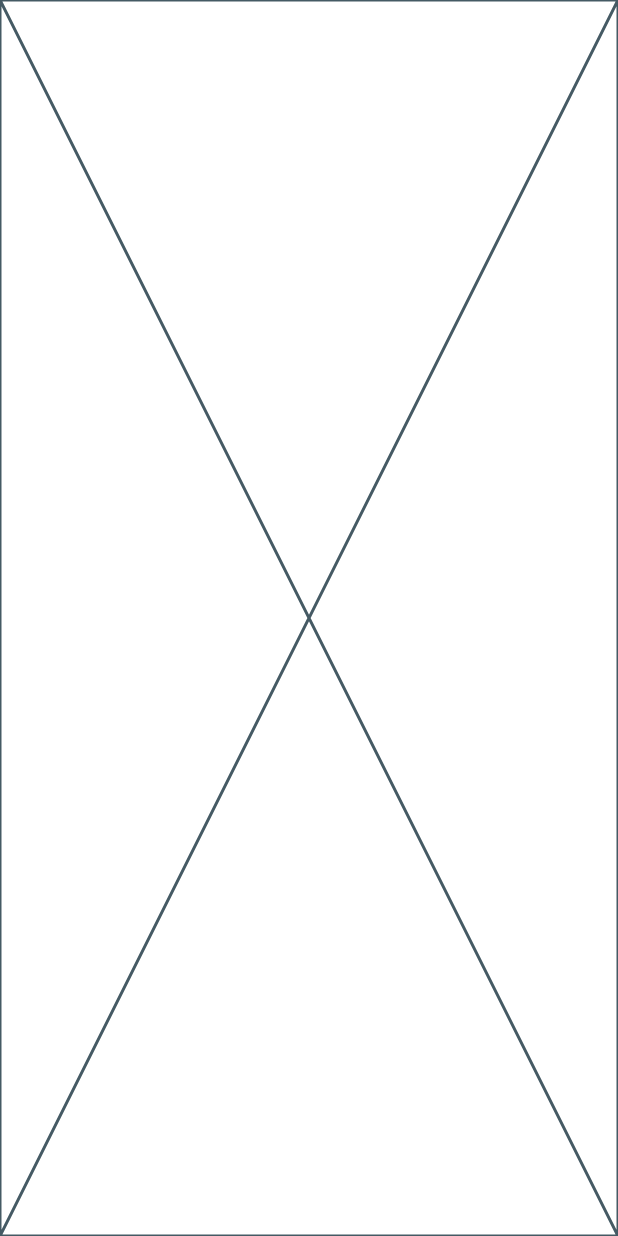
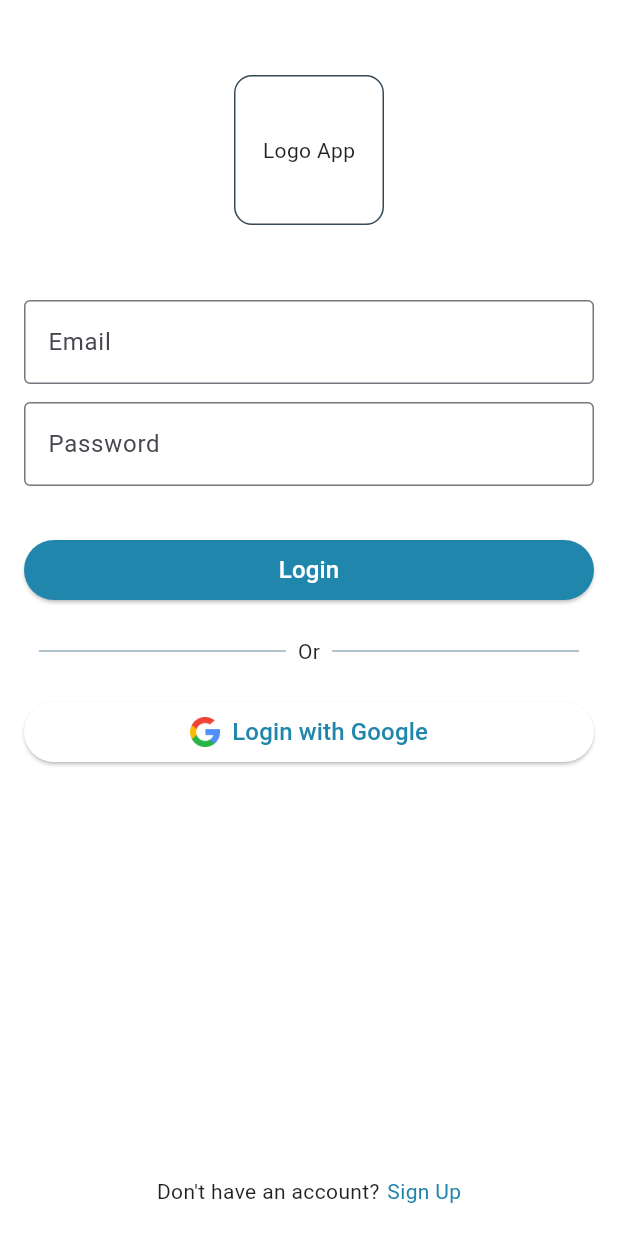
Before and after one commit to FoxyMocy/flutter_mobile_kanban_board, a Flutter app: the screen it shows after launch, on a phone screen of 412 x 824 dp. Run offline on Flutter 3.47's test engine with Material 2 defaults, Android fonts, the phone set to English and light mode, and no system bars; our stand-ins replace firebase_core, flutter_screenutil, google_fonts; accounts and stored records are empty; Roboto replaces fonts that are missing (Ubuntu).

Commit message:
slicing signin, signup, and main page.

```diff
--- a/lib/main.dart
+++ b/lib/main.dart
@@ -1,10 +1,13 @@
 import 'package:flutter/material.dart';
 import 'package:firebase_core/firebase_core.dart';
+import 'package:google_fonts/google_fonts.dart';
+import 'package:flutter_screenutil/flutter_screenutil.dart';
 import 'firebase_options.dart';
 import 'module/pages.dart';
+import './themes/themes.dart';
 
 void main() async {
-   WidgetsFlutterBinding.ensureInitialized();
+  WidgetsFlutterBinding.ensureInitialized();
   await Firebase.initializeApp(
     options: DefaultFirebaseOptions.currentPlatform,
   );
@@ -17,10 +20,18 @@ class App extends StatelessWidget {
   // This widget is the root of your application.
   @override
   Widget build(BuildContext context) {
-    return MaterialApp(
-      theme: ThemeData(useMaterial3: true),
-      title: 'Flutter Demo',
-      home:  const MainPage(),
+    return ScreenUtilInit(
+      builder: (context, child) {
+        return MaterialApp(
+          debugShowCheckedModeBanner: false,
+          theme: ThemeData(
+            useMaterial3: true,
+            textTheme: GoogleFonts.ubuntuTextTheme(),
+          ),
+          home: child,
+        );
+      },
+      child: const SignInPage(),
     );
   }
 }
--- /dev/null
+++ b/lib/module/auth_page/signin_page.dart
@@ -0,0 +1,208 @@
+part of '../pages.dart';
+
+class SignInPage extends StatefulWidget {
+  const SignInPage({super.key});
+
+  @override
+  State<SignInPage> createState() => _SignInPageState();
+}
+
+class _SignInPageState extends State<SignInPage> {
+  @override
+  Widget build(BuildContext context) {
+    final _formKey = GlobalKey<FormState>();
+    return Scaffold(
+      resizeToAvoidBottomInset: false,
+      backgroundColor: AppColor().white,
+      body: SafeArea(
+        child: Padding(
+          padding: const EdgeInsets.only(left: 16, right: 16),
+          child: Column(
+            crossAxisAlignment: CrossAxisAlignment.center,
+            children: [
+              // LOGO APP
+              Container(
+                margin: const EdgeInsets.only(top: 50),
+                width: 100,
+                height: 100,
+                decoration: BoxDecoration(
+                  borderRadius: BorderRadius.circular(12),
+                  border: Border.all(
+                    width: 1,
+                    color: AppColor().black,
+                  ),
+                ),
+                child: const Center(
+                  child: Text('Logo App'),
+                ),
+              ),
+
+              const SizedBox(
+                height: 50,
+              ),
+              // FORM LOGIN
+              Form(
+                key: _formKey,
+                child: Column(
+                  children: <Widget>[
+                    // EMAIL INPUT
+                    TextFormField(
+                      decoration: const InputDecoration(
+                        hintText: "Type your email",
+                        label: Text("Email"),
+                        border: OutlineInputBorder(),
+                      ),
+                      // The validator receives the text that the user has entered.
+                      validator: (value) {
+                        if (value == null || value.isEmpty) {
+                          return 'Please enter some text';
+                        }
+                        return null;
+                      },
+                    ),
+                    const SizedBox(
+                      height: 12,
+                    ),
+                    // PASSWORD INPUT
+                    TextFormField(
+                      decoration: InputDecoration(
+                          hintText: "Type your Password",
+                          label: Text("Password"),
+                          border: OutlineInputBorder()),
+                      obscureText: true,
+                      // The validator receives the text that the user has entered.
+                      validator: (value) {
+                        if (value == null || value.isEmpty) {
+                          return 'Please enter some text';
+                        }
+                        return null;
+                      },
+                    ),
+
+                    const SizedBox(
+                      height: 32,
+                    ),
+                    // BUTTON LOGIN
+                    ElevatedButton(
+                      onPressed: () {
+                        Navigator.push(
+                          context,
+                          MaterialPageRoute(
+                            builder: (context) => MainPage(),
+                          ),
+                        );
+                      },
+                      child: Center(
+                        child: Text(
+                          'Login',
+                          style: TextStyle(
+                              fontWeight: FontWeight.w500,
+                              color: AppColor().white,
+                              fontSize: 16),
+                        ),
+                      ),
+                      style: ElevatedButton.styleFrom(
+                          backgroundColor: AppColor().primary),
+                    ),
+                  ],
+                ),
+              ),
+              const SizedBox(
+                height: 20,
+              ),
+              Row(
+                mainAxisAlignment: MainAxisAlignment.center,
+                crossAxisAlignment: CrossAxisAlignment.center,
+                children: [
+                  Expanded(
+                    child: Container(
+                      margin: EdgeInsets.only(left: 10),
+                      width: 100,
+                      height: 1,
+                      decoration: BoxDecoration(
+                        color: AppColor().grey,
+                      ),
+                    ),
+                  ),
+                  const Padding(
+                    padding: EdgeInsets.only(left: 8, right: 8),
+                    child: Text('Or'),
+                  ),
+                  Expanded(
+                    child: Container(
+                      margin: EdgeInsets.only(right: 10),
+                      width: 100,
+                      height: 1,
+                      decoration: BoxDecoration(
+                        color: AppColor().grey,
+                      ),
+                    ),
+                  ),
+                ],
+              ),
+              SizedBox(
+                height: 20,
+              ),
+
+              // LOGIN WITH GOOGLE
+              ElevatedButton(
+                onPressed: () {},
+                child: Center(
+                  child: Row(
+                    mainAxisAlignment: MainAxisAlignment.center,
+                    children: [
+                      Image.asset(
+                        AppIcons().ic_google,
+                        height: 20,
+                        width: 20,
+                      ),
+                      SizedBox(
+                        width: 8,
+                      ),
+                      Text(
+                        'Login with Google',
+                        style: TextStyle(
+                            fontWeight: FontWeight.w500,
+                            color: AppColor().primary,
+                            fontSize: 16),
+                      ),
+                    ],
+                  ),
+                ),
+                style:
+                    ElevatedButton.styleFrom(backgroundColor: AppColor().white),
+              ),
+              Spacer(),
+              Container(
+                margin: EdgeInsets.only(bottom: 20),
+                child: Row(
+                  mainAxisAlignment: MainAxisAlignment.center,
+                  children: [
+                    Text("Don't have an account?"),
+                    SizedBox(
+                      width: 5,
+                    ),
+                    GestureDetector(
+                      onTap: () {
+                        Navigator.pushReplacement(
+                          context,
+                          MaterialPageRoute(
+                            builder: (context) => SignUpPage(),
+                          ),
+                        );
+                      },
+                      child: Text(
+                        'Sign Up',
+                        style: TextStyle(color: AppColor().primary),
+                      ),
+                    ),
+                  ],
+                ),
+              )
+            ],
+          ),
+        ),
+      ),
+    );
+  }
+}
--- a/lib/module/pages.dart
+++ b/lib/module/pages.dart
@@ -1,3 +1,6 @@
 import 'package:flutter/material.dart';
+import 'package:kanban_project/themes/themes.dart';
 
 part './main_page/main_page.dart';
+part './auth_page/signin_page.dart';
+part './auth_page/signup_page.dart';
--- a/lib/module/widgets.dart
+++ b/lib/module/widgets.dart
@@ -0,0 +1,3 @@
+import 'package:flutter/material.dart';
+
+part './auth_page/components/sign_custom_text_field.dart';
--- /dev/null
+++ b/lib/themes/colors.dart
@@ -0,0 +1,13 @@
+part of './themes.dart';
+
+class AppColor {
+  Color primary = const Color(0xff2186AB);
+  Color background = const Color(0xffffffff);
+  Color black = const Color(0xff364954);
+  Color white = const Color(0xffffffff);
+  Color greenHiglight = const Color(0xff82F9BE);
+  Color redHighlight = const Color(0xffF98282);
+  Color grey = const Color(0xff99AEBB);
+  Color yellow = const Color(0xffF9ED82);
+  // Color primary = AppColor().blue;
+}
--- /dev/null
+++ b/lib/themes/icons.dart
@@ -0,0 +1,5 @@
+part of './themes.dart';
+
+class AppIcons {
+  String ic_google = "assets/icons/google.png";
+}
--- /dev/null
+++ b/lib/themes/images.dart
@@ -0,0 +1,5 @@
+part of "./themes.dart";
+
+class AppImages {
+  String noBoards = "assets/images/no_boards.png";
+}
--- /dev/null
+++ b/lib/themes/themes.dart
@@ -0,0 +1,6 @@
+import 'package:flutter/material.dart';
+import 'package:google_fonts/google_fonts.dart';
+
+part './colors.dart';
+part './icons.dart';
+part './images.dart';
```
Also changed, not shown: lib/module/auth_page/components/sign_custom_text_field.dart (added, +23 -0 lines), lib/module/auth_page/signup_page.dart (added, +220 -0 lines), lib/module/main_page/main_page.dart (+87 -1 lines), pubspec.yaml (+5 -23 lines), assets/icons/google.png (added), assets/images/no_boards.png (added), pubspec.lock, 1 other file.
